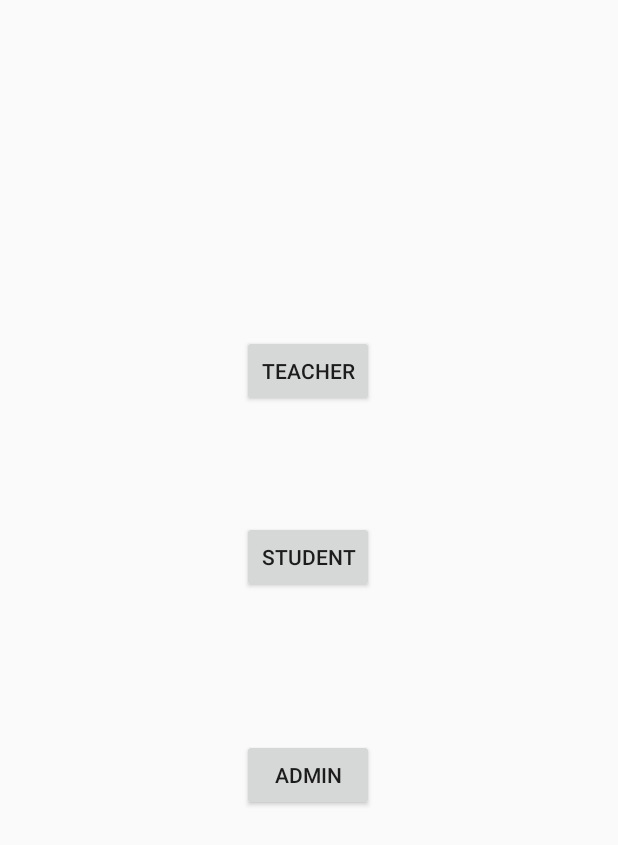
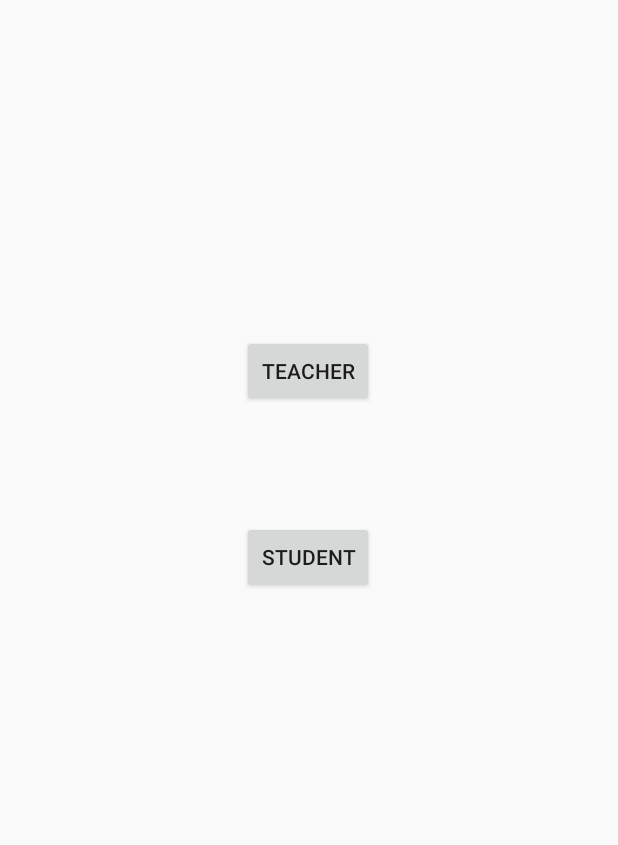
Before and after one commit to RAvengineer/AttVIT, an Android app: the layout activity_choose_user_type.xml on its own in the app's theme, with its tools: preview values and no code run, on a phone screen of 412 x 824 dp. Shown: the top 845 px of the screen. Run offline under Robolectric (Android 15) with nearby library versions, the phone set to English and light mode, and no system bars.

Commit message:
Choose User Type

```diff
--- a/app/src/main/java/com/example/attvit/MainActivity.java
+++ b/app/src/main/java/com/example/attvit/MainActivity.java
@@ -17,7 +17,7 @@ public class MainActivity extends AppCompatActivity {
         new Handler().postDelayed(new Runnable() {
             @Override
             public void run() {
-                Intent homeIntent=new Intent(MainActivity.this,UserLoginActivity.class);
+                Intent homeIntent=new Intent(MainActivity.this,ChooseUserType.class);
                 startActivity(homeIntent);
                 finish();
             }
--- a/app/src/main/res/layout/activity_choose_user_type.xml
+++ b/app/src/main/res/layout/activity_choose_user_type.xml
@@ -30,15 +30,4 @@
         app:layout_constraintTop_toBottomOf="@+id/btnTeacher"
         app:layout_constraintVertical_bias="0.15" />
 
-    <Button
-        android:id="@+id/btnAdmin"
-        android:layout_width="wrap_content"
-        android:layout_height="wrap_content"
-        android:text="Admin"
-        app:layout_constraintBottom_toBottomOf="parent"
-        app:layout_constraintEnd_toEndOf="parent"
-        app:layout_constraintHorizontal_bias="0.498"
-        app:layout_constraintStart_toStartOf="parent"
-        app:layout_constraintTop_toBottomOf="@+id/btnStudent"
-        app:layout_constraintVertical_bias="0.255" />
 </androidx.constraintlayout.widget.ConstraintLayout>
```
Also changed, not shown: app/src/main/java/com/example/attvit/ChooseUserType.java (+14 -11 lines), app/src/main/java/com/example/attvit/UserLoginActivity.java (+17 -6 lines).
